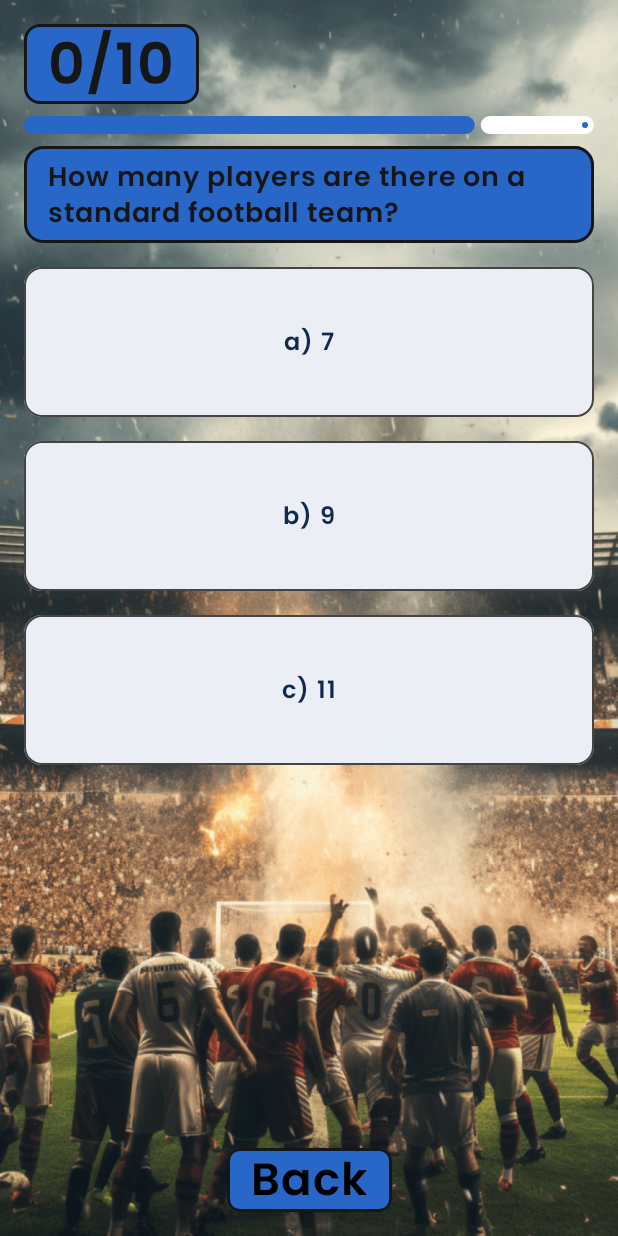
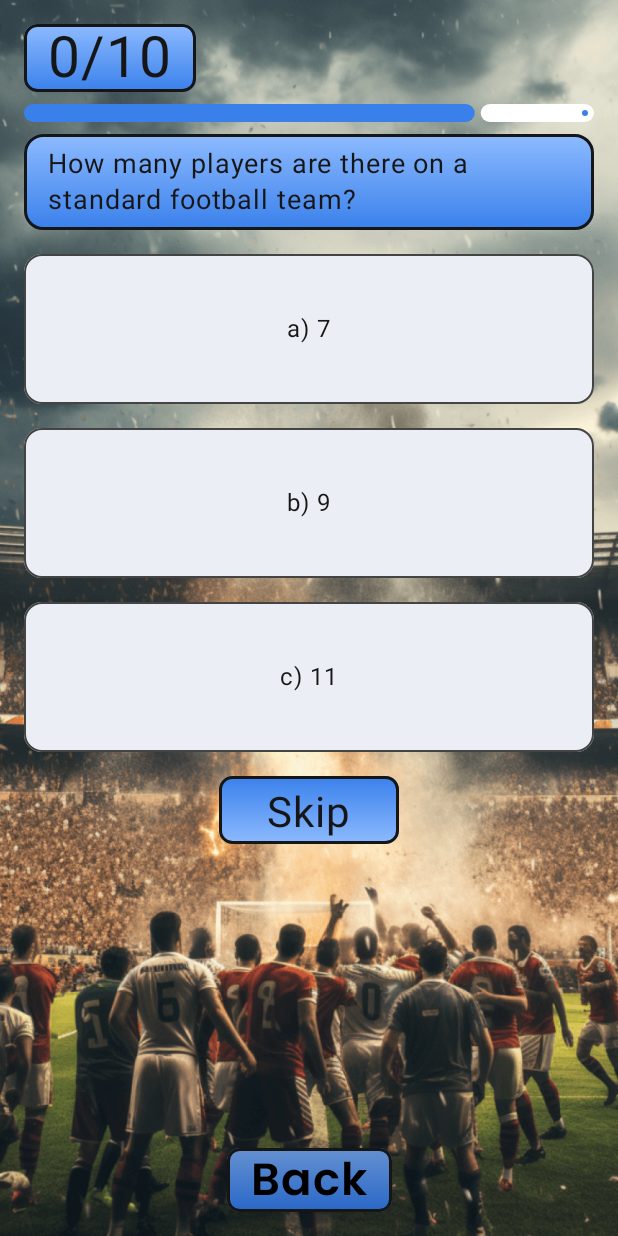
Before and after one commit to MoldOsIk/RealsBet, an Android app built with Jetpack Compose: the game screen opened through its navigation route, on a phone screen of 412 x 824 dp. Run offline under Robolectric (Android 15) with nearby library versions, the phone set to English and light mode, and no system bars.

Commit message:
cleaning up and upd

```diff
--- a/app/src/main/java/com/quizofsport/staybetter/forever/MainActivity.kt
+++ b/app/src/main/java/com/quizofsport/staybetter/forever/MainActivity.kt
@@ -80,7 +80,7 @@ class MainActivity : ComponentActivity() {
                     composable(GAME) {
                         gamescreen(goPreGame = {navController.navigate(PREGAME){launchSingleTop=true}},
                             topic = topice.value,
-                            EndGame = {
+                            endGame = {
                                 score->
                                 scoree.value = score
                                 navController.navigate(ENDGAME)
@@ -90,8 +90,7 @@ class MainActivity : ComponentActivity() {
                     composable(ENDGAME) {
                         EndGame(scoree.value, bete.value,
                             goPreGame = {
-                                navController.popBackStack()
-                                navController.popBackStack()
+                                navController.popBackStack(PREGAME, inclusive = false)
                                     //navController.navigate(PREGAME){launchSingleTop=true}
                                         },balance, topic = topice.value)
                     }
--- a/app/src/main/java/com/quizofsport/staybetter/forever/common/custom.kt
+++ b/app/src/main/java/com/quizofsport/staybetter/forever/common/custom.kt
@@ -1,6 +1,5 @@
 package com.quizofsport.staybetter.forever.common
 
-import android.util.Log
 import android.view.MotionEvent
 import androidx.compose.animation.core.Animatable
 import androidx.compose.animation.core.tween
@@ -16,18 +15,14 @@ import androidx.compose.ui.Alignment
 import androidx.compose.ui.ExperimentalComposeUiApi
 import androidx.compose.ui.Modifier
 import androidx.compose.ui.draw.scale
-import androidx.compose.ui.geometry.Offset
 import androidx.compose.ui.graphics.Brush
 import androidx.compose.ui.graphics.Color
-import androidx.compose.ui.graphics.LinearGradient
-import androidx.compose.ui.graphics.LinearGradientShader
-import androidx.compose.ui.graphics.graphicsLayer
 import androidx.compose.ui.input.pointer.pointerInteropFilter
 import androidx.compose.ui.unit.Dp
 import androidx.compose.ui.unit.dp
 import com.quizofsport.staybetter.forever.ui.theme.black
-import com.quizofsport.staybetter.forever.ui.theme.defSportColor
-import com.quizofsport.staybetter.forever.ui.theme.lightSportColor
+import com.quizofsport.staybetter.forever.ui.theme.defBasketMainColor
+import com.quizofsport.staybetter.forever.ui.theme.defBasketLightColor
 import kotlinx.coroutines.launch
 
 @OptIn(ExperimentalComposeUiApi::class)
@@ -36,6 +31,8 @@ fun but_sport(
     onClick: () -> Unit,
     modifier: Modifier = Modifier,
     all: Dp = 0.dp,
+    defCr: Color = defBasketLightColor,
+    lightCr:Color = defBasketMainColor,
     content: @Composable () -> Unit
 ) {
     val che_nigga = remember { Animatable(1f) }
@@ -44,7 +41,7 @@ fun but_sport(
         modifier = Modifier
             .then(modifier)
             .scale(che_nigga.value)
-            .background(brush = Brush.verticalGradient(listOf(lightSportColor, defSportColor)
+            .background(brush = Brush.verticalGradient(listOf(defCr, lightCr)
             ), shape = RoundedCornerShape(20))
             .border(1.4.dp, black,shape = RoundedCornerShape(20))
             .padding(horizontal =  16.dp).padding( top = 4.dp).padding(all)
--- a/app/src/main/java/com/quizofsport/staybetter/forever/common/helpers.kt
+++ b/app/src/main/java/com/quizofsport/staybetter/forever/common/helpers.kt
@@ -28,7 +28,7 @@ import androidx.compose.ui.unit.Dp
 import androidx.compose.ui.unit.sp
 import com.quizofsport.staybetter.forever.R
 import com.quizofsport.staybetter.forever.ui.theme.black
-import com.quizofsport.staybetter.forever.ui.theme.defSportColor
+import com.quizofsport.staybetter.forever.ui.theme.defBasketMainColor
 import kotlinx.coroutines.launch
 import kotlin.math.roundToInt
 
@@ -106,7 +106,7 @@ fun SliderWithStep(
             steps = ((maxValue - minValue) / step).roundToInt(),
             colors = SliderDefaults.colors(
                 thumbColor = Color.White,
-                activeTrackColor = defSportColor,
+                activeTrackColor = defBasketMainColor,
                 activeTickColor = black
             )
         )
--- a/app/src/main/java/com/quizofsport/staybetter/forever/screens/Privacy_screen.kt
+++ b/app/src/main/java/com/quizofsport/staybetter/forever/screens/Privacy_screen.kt
@@ -25,7 +25,7 @@ import androidx.compose.ui.unit.sp
 import com.quizofsport.staybetter.forever.R
 import com.quizofsport.staybetter.forever.common.text
 import com.quizofsport.staybetter.forever.ui.theme.black
-import com.quizofsport.staybetter.forever.ui.theme.defSportColor
+import com.quizofsport.staybetter.forever.ui.theme.defBasketMainColor
 
 @Composable
 fun Privacy_screen() {
@@ -38,7 +38,7 @@ fun Privacy_screen() {
         )
         Column(modifier = Modifier
             .padding(horizontal = 32.dp, vertical = 64.dp)
-            .background(color = defSportColor, shape = RoundedCornerShape(10))
+            .background(color = defBasketMainColor, shape = RoundedCornerShape(10))
             .border(1.4.dp, black, shape = RoundedCornerShape(10))
             .padding(16.dp)
             .verticalScroll(
--- a/app/src/main/java/com/quizofsport/staybetter/forever/screens/QuizQuestion.kt
+++ b/app/src/main/java/com/quizofsport/staybetter/forever/screens/QuizQuestion.kt
@@ -26,12 +26,23 @@ import androidx.compose.runtime.remember
 import androidx.compose.ui.Alignment
 import androidx.compose.ui.Modifier
 import androidx.compose.ui.draw.clip
+import androidx.compose.ui.graphics.Brush
 import androidx.compose.ui.graphics.Color
+import androidx.compose.ui.res.stringResource
 import androidx.compose.ui.unit.dp
 import androidx.compose.ui.unit.sp
+import com.quizofsport.staybetter.forever.R
+import com.quizofsport.staybetter.forever.common.but_sport
+import com.quizofsport.staybetter.forever.common.button_
 import com.quizofsport.staybetter.forever.ui.theme.background
 import com.quizofsport.staybetter.forever.ui.theme.black
+import com.quizofsport.staybetter.forever.ui.theme.defBasketMainColor
 import com.quizofsport.staybetter.forever.ui.theme.green
+import com.quizofsport.staybetter.forever.ui.theme.defBasketLightColor
+import com.quizofsport.staybetter.forever.ui.theme.defFootballLightColor
+import com.quizofsport.staybetter.forever.ui.theme.defFootballMainColor
+import com.quizofsport.staybetter.forever.ui.theme.defHockeyLightColor
+import com.quizofsport.staybetter.forever.ui.theme.defHockeyMainColor
 import com.quizofsport.staybetter.forever.ui.theme.red
 import com.quizofsport.staybetter.forever.ui.theme.secondary
 import kotlinx.coroutines.Dispatchers
@@ -50,7 +61,6 @@ fun QuizQuestion(
     topic : Int
 )
 {
-
     Box(
         Modifier
             .fillMaxSize(), contentAlignment = Alignment.Center
@@ -69,11 +79,18 @@ fun QuizQuestion(
             val rightAnswerNumber = remember(key.value) {
                 answers.indexOf(rightAnswer)+1
             }
+            val lightColor = remember {
+                when (topic) {
+                    0 -> defFootballLightColor
+                    1 -> defBasketLightColor
+                    else -> defHockeyLightColor
+                }
+            }
             val defColor = remember {
             when(topic){
-                0->Color(0xFF2867C7)
-                1->Color(0xFFDBA24D)
-                else->Color(0xFFB2D4E4)
+                0-> defFootballMainColor
+                1-> defBasketMainColor
+                else-> defHockeyMainColor
             }
 
         }
@@ -82,13 +99,17 @@ fun QuizQuestion(
             val millisecondsLast = remember(key.value){ Animatable(60000f) }
             val coolback = remember {
                 Modifier
-                    .background(color = defColor, shape = RoundedCornerShape(20))
+                    .background(
+                        brush = Brush.verticalGradient(listOf(lightColor, defColor)),
+                        shape = RoundedCornerShape(20)
+                    )
                     .border(1.4.dp, black, shape = RoundedCornerShape(20))
                     .padding(horizontal = 16.dp)
             }
             Row(
                 horizontalArrangement = Arrangement.Center,
-                modifier = Modifier.padding(top = 16.dp)
+                modifier = Modifier
+                    .padding(top = 16.dp)
                     .padding(horizontal = 16.dp)
 
 
@@ -142,14 +163,17 @@ fun QuizQuestion(
 
             }
 
-
             LazyColumn(modifier = Modifier.padding(start = 16.dp, end = 16.dp),
-                verticalArrangement = Arrangement.spacedBy(16.dp)) {
+                verticalArrangement = Arrangement.spacedBy(16.dp),
+                horizontalAlignment = Alignment.CenterHorizontally) {
                 item {
                     Text(text = question, fontSize = 18.sp, color = black,modifier = Modifier
-                        .background(color = defColor, shape = RoundedCornerShape(20))
+                        .background(
+                            brush = Brush.verticalGradient(listOf(lightColor, defColor)),
+                            shape = RoundedCornerShape(20)
+                        )
                         .border(1.4.dp, black, shape = RoundedCornerShape(20))
-                        .padding(horizontal =  16.dp, vertical = 8.dp))
+                        .padding(horizontal = 16.dp, vertical = 8.dp))
                 }
                 items(answers.size) { index ->
                     val answer = answers[index]
@@ -160,21 +184,30 @@ fun QuizQuestion(
                         selectedAnswer.value == rightAnswerNumber -1 && rightAnswerNumber -1 == index && !selectionEnabled.value -> green
                         index == rightAnswerNumber-1 && !selectionEnabled.value -> green
                         selectedAnswer.value == index && rightAnswerNumber - 1 != index  && !selectionEnabled.value -> red
-                        selectedAnswer.value == index -> secondary
+                        selectedAnswer.value == index -> defColor
                         else -> background
                     }
 
                     val textColor = when {
                         selectedAnswer.value == index -> background
                         rightAnswerNumber - 1  == index && !selectionEnabled.value -> background
-                        else -> secondary
+                        else -> black
                     }
                     Note(onClick = {
                         if(selectionEnabled.value) {
                             selectedAnswer.value = index
                         }
-                    }, textColor = textColor, answer = answer , boxColor =boxColor )
+                    }, textColor = textColor, answer = answer , boxColor = boxColor )
 
+                }
+                item {
+                    but_sport(onClick = { goNext.invoke(answersState.value) },
+                        lightCr = lightColor,
+                        defCr = defColor,
+                        ) {
+                        Text(text = stringResource(id = R.string.skip), fontSize = 28.sp,color = black,
+                            modifier = Modifier.padding(horizontal = 16.dp, vertical = 4.dp))
+                    }
                 }
             }
         }
--- a/app/src/main/java/com/quizofsport/staybetter/forever/screens/SplashScreen.kt
+++ b/app/src/main/java/com/quizofsport/staybetter/forever/screens/SplashScreen.kt
@@ -41,7 +41,7 @@ fun SplashScreen(goForward:()->Unit) {
 
         Text(text = stringResource(id = R.string.loading),modifier = Modifier
             .align(Alignment.BottomCenter)
-            .padding(bottom =  48.dp, end = 40.dp),color = Color.White, fontSize = 32.sp, fontWeight = FontWeight.Bold)
+            .padding(bottom =  48.dp, end = 48.dp),color = Color.White, fontSize = 32.sp, fontWeight = FontWeight.Bold)
         AndroidView(factory = {
             val lottie = LottieAnimationView(it)
             lottie.apply {
@@ -56,7 +56,7 @@ fun SplashScreen(goForward:()->Unit) {
             modifier = Modifier
                 .align(Alignment.BottomCenter)
                 .padding(16.dp)
-                .offset(64.dp, 0.dp)
+                .offset(68.dp, 0.dp)
                 .size(144.dp, 168.dp)
         )
 
--- a/app/src/main/java/com/quizofsport/staybetter/forever/screens/gamescreen.kt
+++ b/app/src/main/java/com/quizofsport/staybetter/forever/screens/gamescreen.kt
@@ -14,6 +14,7 @@ import androidx.compose.runtime.remember
 import androidx.compose.runtime.setValue
 import androidx.compose.ui.Alignment
 import androidx.compose.ui.Modifier
+import androidx.compose.ui.graphics.Brush
 import androidx.compose.ui.graphics.Color
 import androidx.compose.ui.graphics.Color.Companion.Black
 import androidx.compose.ui.layout.ContentScale
@@ -29,15 +30,8 @@ import com.quizofsport.staybetter.forever.ui.theme.black
 
 fun gamescreen(topic: Int,
                goPreGame:() -> Unit,
-               EndGame:(score:Int)-> Unit, ){
-
+               endGame:(score:Int)-> Unit, ){
     var currentQuestionIndex by remember { mutableStateOf(0) }
-    var correctAnswers by remember { mutableStateOf(0) }
-    val imagePainterList = listOf(
-        painterResource(id = R.drawable.basketball),
-        painterResource(id = R.drawable.footbal),
-        painterResource(id = R.drawable.hockey)
-    )
     val questionsbasket = remember{listOf(
 
         Question("What is the diameter of a basketball hoop?",
@@ -147,6 +141,13 @@ fun gamescreen(topic: Int,
     val answersState = remember{
         mutableStateOf(0)
     }
+    val lightColor = remember {
+        when (topic) {
+            0 -> Color(0xFF6691D1)
+            1 -> Color(0xFFE4BD84)
+            else -> Color(0xFFC4DFEC)
+        }
+    }
     val defColor = remember {
         when(topic){
             0-> Color(0xFF2867C7)
@@ -158,7 +159,7 @@ fun gamescreen(topic: Int,
 
     val coolback = remember {
         Modifier
-            .background(color = defColor, shape = RoundedCornerShape(20))
+            .background(brush = Brush.verticalGradient(listOf(lightColor,defColor)), shape = RoundedCornerShape(20))
             .border(1.4.dp, black, shape = RoundedCornerShape(20))
             .padding(horizontal = 16.dp)
     }
@@ -183,14 +184,14 @@ fun gamescreen(topic: Int,
                 answersState = answersState,
                 goNext = { currentQuestionIndex++ },
                 goEnd = {
-                    EndGame(answersState.value)
+                    endGame(answersState.value)
 
                 },indexOfQuestion = currentQuestionIndex,
                 topic = topic
             )
 
         }
-        else EndGame(answersState.value)
+        else endGame(answersState.value)
 
     }
 
@@ -203,12 +204,12 @@ fun gamescreen(topic: Int,
                 rightAnswer = questionsbasket[currentQuestionIndex].correctAnswer,
                 answersState = answersState,
                 goNext = {currentQuestionIndex++},
-                goEnd = { EndGame(answersState.value)
+                goEnd = { endGame(answersState.value)
                 },indexOfQuestion = currentQuestionIndex,
                 topic = topic
             )
         } else {
-            EndGame(answersState.value)
+            endGame(answersState.value)
         }
     }
     if(topic == 2)
@@ -220,12 +221,12 @@ fun gamescreen(topic: Int,
                 rightAnswer = questionshockey[currentQuestionIndex].correctAnswer,
                 answersState = answersState,
                 goNext = {currentQuestionIndex++},
-                goEnd = { EndGame(answersState.value)
+                goEnd = { endGame(answersState.value)
                 },indexOfQuestion = currentQuestionIndex,
                 topic = topic
             )
         } else {
-            EndGame(answersState.value)
+            endGame(answersState.value)
         }
     }
 
--- a/app/src/main/java/com/quizofsport/staybetter/forever/ui/theme/Theme.kt
+++ b/app/src/main/java/com/quizofsport/staybetter/forever/ui/theme/Theme.kt
@@ -23,7 +23,7 @@ private val DarkColorScheme = darkColorScheme(
 
 private val LightColorScheme = lightColorScheme(
     primary = Purple40,
-    secondary = lightSportColor,
+    secondary = defBasketLightColor,
     tertiary = Pink40
 
     /* Other default colors to override
--- a/app/src/main/java/com/quizofsport/staybetter/forever/ui/theme/Type.kt
+++ b/app/src/main/java/com/quizofsport/staybetter/forever/ui/theme/Type.kt
@@ -2,16 +2,14 @@ package com.quizofsport.staybetter.forever.ui.theme
 
 import androidx.compose.material3.Typography
 import androidx.compose.ui.text.TextStyle
-import androidx.compose.ui.text.font.Font
 import androidx.compose.ui.text.font.FontFamily
 import androidx.compose.ui.text.font.FontWeight
 import androidx.compose.ui.unit.sp
-import com.quizofsport.staybetter.forever.R
 
 // Set of Material typography styles to start with
 val Typography = Typography(
     bodyLarge = TextStyle(
-        fontFamily = FontFamily(Font(R.font.poppins)),
+        fontFamily = FontFamily.Default,
         fontWeight = FontWeight.Normal,
         fontSize = 16.sp,
         lineHeight = 24.sp,
--- a/app/src/main/res/values/strings.xml
+++ b/app/src/main/res/values/strings.xml
@@ -3,4 +3,5 @@
     <string name="privacy">Need add</string>
     <string name="rules">You can choose 1 of 3 sports. You will be asked 10 questions and given the opportunity to bet on your success. If there are fewer correctly guessed answers than you expected, then you will lose. If you answer the same number or more answers that you specified, you will win.</string>
     <string name="loading">Loading...</string>
+    <string name="skip">Skip</string>
 </resources>
```
Also changed, not shown: app/src/main/java/com/quizofsport/staybetter/forever/screens/EndGame.kt (+19 -7 lines), app/src/main/java/com/quizofsport/staybetter/forever/screens/homescreen.kt (+15 -7 lines), app/src/main/java/com/quizofsport/staybetter/forever/screens/pregamescreen.kt (+4 -4 lines), app/src/main/java/com/quizofsport/staybetter/forever/ui/theme/Color.kt (+13 -2 lines).
